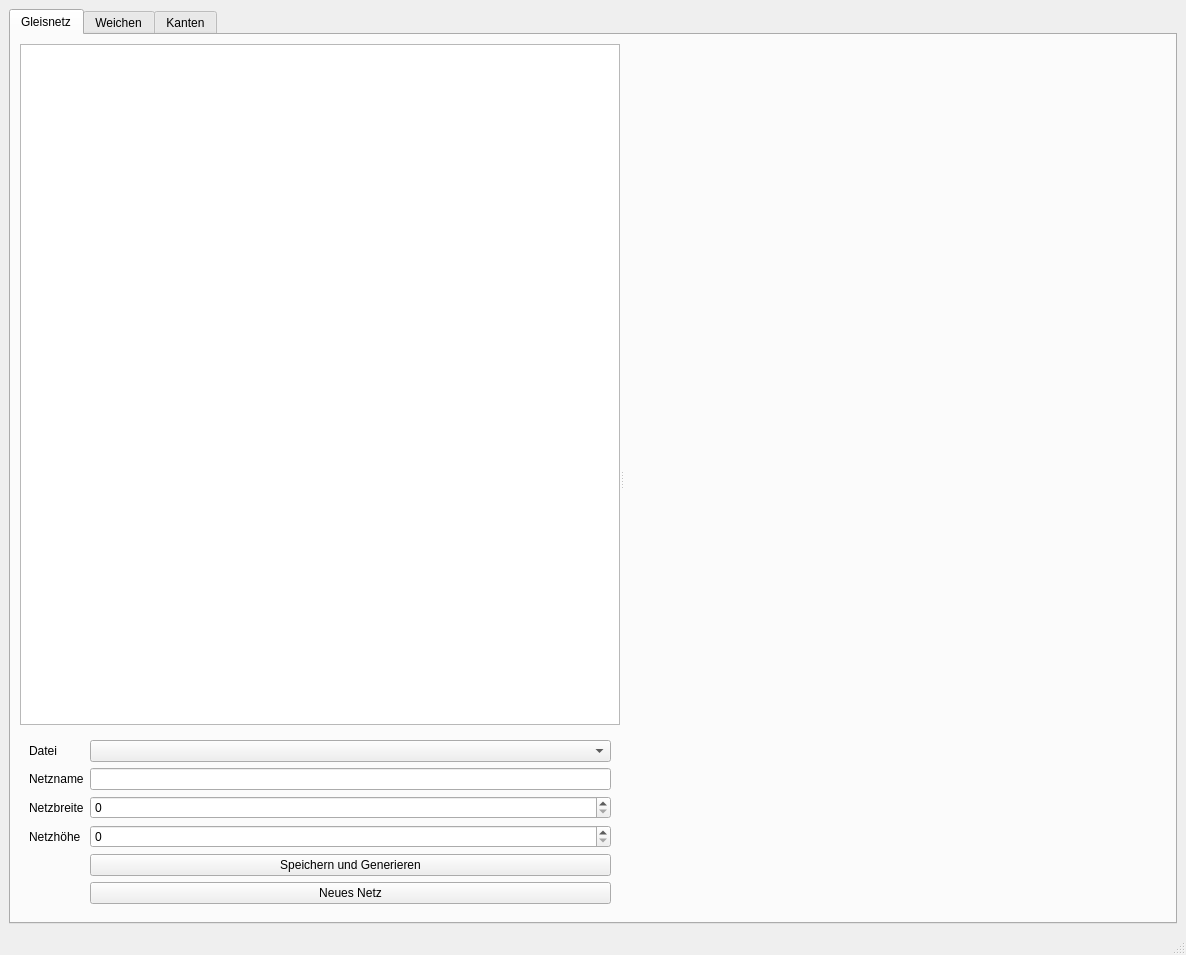
delimarr/ip6_ebl_coords, file ebl_coords/frontend/ui_files/main_gui.ui: the form before one commit.
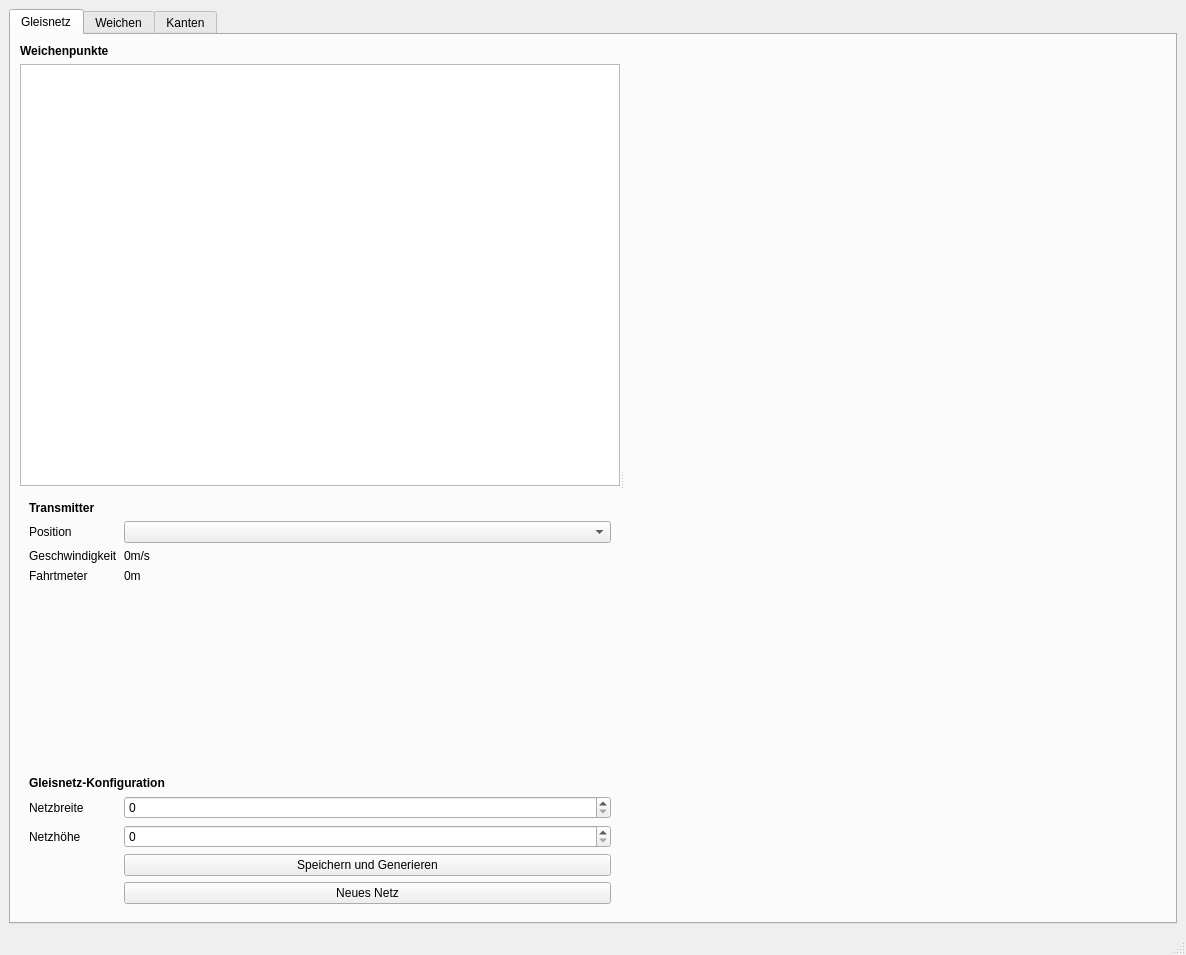
The form after the commit. The open tabs and pages were chosen to show the change.

Commit message: reload map list, zone selection removed, transmitter gui added

Diff of the .ui file:
```diff
--- a/ebl_coords/frontend/ui_files/main_gui.ui
+++ b/ebl_coords/frontend/ui_files/main_gui.ui
@@ -50,66 +50,136 @@
             </size>
            </property>
            <layout class="QVBoxLayout" name="verticalLayout_5">
+            <item>
+             <widget class="QLabel" name="label_16">
+              <property name="font">
+               <font>
+                <bold>true</bold>
+               </font>
+              </property>
+              <property name="text">
+               <string>Weichenpunkte</string>
+              </property>
+             </widget>
+            </item>
             <item>
              <widget class="QListWidget" name="map_weichen_list"/>
             </item>
             <item>
              <widget class="QWidget" name="map_left_form" native="true">
               <layout class="QFormLayout" name="formLayout">
-               <item row="2" column="0">
+               <item row="1" column="0">
                 <widget class="QLabel" name="label_5">
                  <property name="text">
-                  <string>Netzname</string>
+                  <string>Position</string>
                  </property>
                 </widget>
                </item>
-               <item row="2" column="1">
-                <widget class="QLineEdit" name="map_zonename_txt"/>
+               <item row="1" column="1">
+                <widget class="QComboBox" name="map_position_CBox"/>
                </item>
-               <item row="5" column="1">
-                <widget class="QPushButton" name="map_zone_speichern_btn">
-                 <property name="text">
-                  <string>Speichern und Generieren</string>
-                 </property>
-                </widget>
-               </item>
-               <item row="3" column="0">
+               <item row="6" column="0">
                 <widget class="QLabel" name="label_6">
                  <property name="text">
                   <string>Netzbreite</string>
                  </property>
                 </widget>
                </item>
-               <item row="4" column="0">
+               <item row="6" column="1">
+                <widget class="QSpinBox" name="map_zone_width"/>
+               </item>
+               <item row="7" column="0">
                 <widget class="QLabel" name="label_7">
                  <property name="text">
                   <string>Netzhöhe</string>
                  </property>
                 </widget>
                </item>
-               <item row="3" column="1">
-                <widget class="QSpinBox" name="map_zone_width"/>
-               </item>
-               <item row="4" column="1">
+               <item row="7" column="1">
                 <widget class="QSpinBox" name="map_zone_height"/>
                </item>
-               <item row="1" column="0">
-                <widget class="QLabel" name="label_8">
+               <item row="8" column="1">
+                <widget class="QPushButton" name="map_zone_speichern_btn">
                  <property name="text">
-                  <string>Datei</string>
+                  <string>Speichern und Generieren</string>
                  </property>
                 </widget>
                </item>
-               <item row="1" column="1">
-                <widget class="QComboBox" name="map_zone_select_combo_box"/>
-               </item>
-               <item row="6" column="1">
+               <item row="9" column="1">
                 <widget class="QPushButton" name="map_zone_neu_btn">
                  <property name="text">
                   <string>Neues Netz</string>
                  </property>
                 </widget>
                </item>
+               <item row="2" column="0">
+                <widget class="QLabel" name="label_8">
+                 <property name="text">
+                  <string>Geschwindigkeit</string>
+                 </property>
+                </widget>
+               </item>
+               <item row="2" column="1">
+                <widget class="QLabel" name="map_v_label">
+                 <property name="text">
+                  <string>0m/s</string>
+                 </property>
+                </widget>
+               </item>
+               <item row="3" column="0">
+                <widget class="QLabel" name="label_12">
+                 <property name="text">
+                  <string>Fahrtmeter</string>
+                 </property>
+                </widget>
+               </item>
+               <item row="3" column="1">
+                <widget class="QLabel" name="map_distance_label">
+                 <property name="text">
+                  <string>0m</string>
+                 </property>
+                </widget>
+               </item>
+               <item row="4" column="1">
+                <spacer name="verticalSpacer_2">
+                 <property name="orientation">
+                  <enum>Qt::Vertical</enum>
+                 </property>
+                 <property name="sizeHint" stdset="0">
+                  <size>
+                   <width>20</width>
+                   <height>40</height>
+                  </size>
+                 </property>
+                </spacer>
+               </item>
+               <item row="5" column="0" colspan="2">
+                <widget class="QLabel" name="label_14">
+                 <property name="font">
+                  <font>
+                   <bold>true</bold>
+                  </font>
+                 </property>
+                 <property name="text">
+                  <string>Gleisnetz-Konfiguration</string>
+                 </property>
+                 <property name="alignment">
+                  <set>Qt::AlignLeading|Qt::AlignLeft|Qt::AlignVCenter</set>
+                 </property>
+                </widget>
+               </item>
+               <item row="0" column="0" colspan="2">
+                <widget class="QLabel" name="label_15">
+                 <property name="font">
+                  <font>
+                   <bold>true</bold>
+                  </font>
+                 </property>
+                 <property name="text">
+                  <string>Transmitter</string>
+                 </property>
+                </widget>
+               </item>
               </layout>
              </widget>
             </item>
```
Left out of the diff: 4 changed lines with no effect on the pictures. The commit also changes 4 other files.
